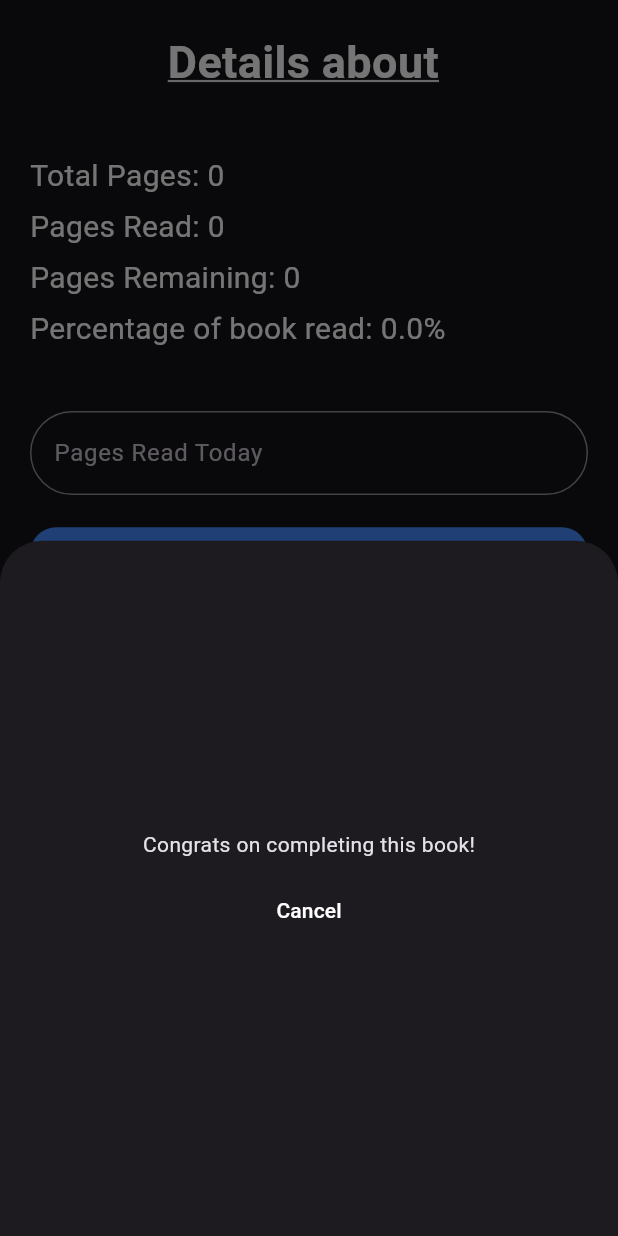
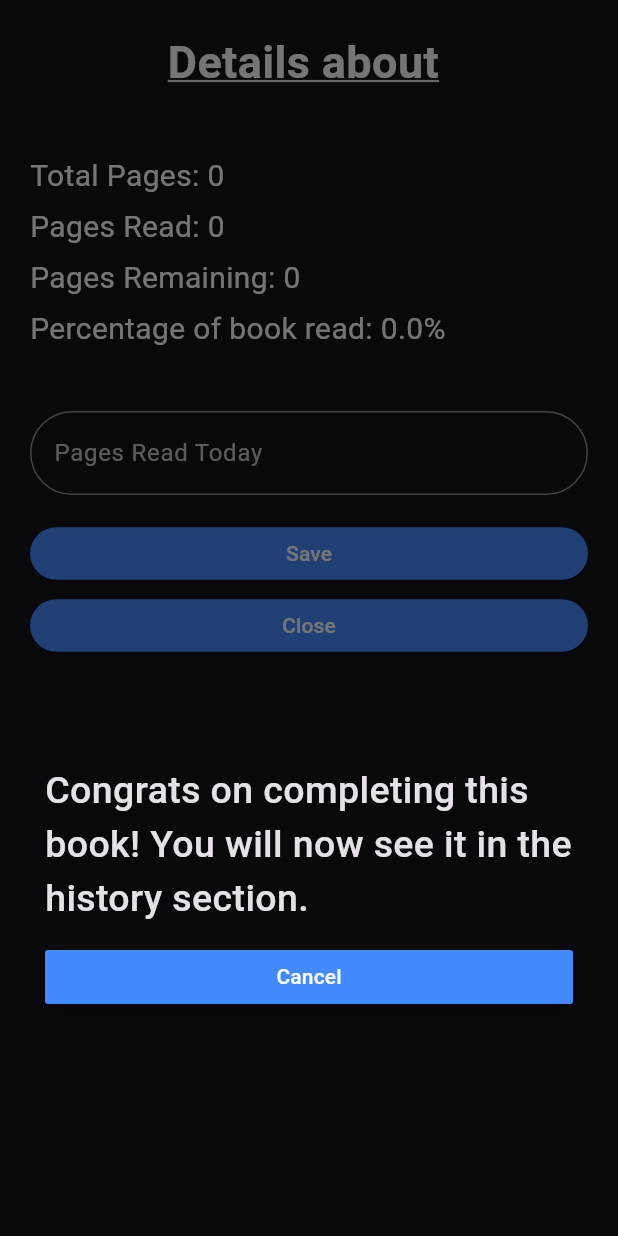
Before and after one commit to AtishayCoder/Book-Management, a Flutter app: the BookDetails screen opened directly with empty values, after a tap on "Save", on a phone screen of 412 x 824 dp. Run offline on Flutter 3.47's test engine with Material 3 defaults, Android fonts, the phone set to English and light mode, and no system bars; our stand-ins replace get, rflutter_alert, shared_preferences; missing offline and left inert: change_case, modal_progress_hud_alt; accounts and stored records are empty.

Commit message:
Added completed books management

```diff
--- a/lib/screens/book_details.dart
+++ b/lib/screens/book_details.dart
@@ -118,7 +118,11 @@ class _BookDetailsState extends State<BookDetails> {
                       ),
                     ),
                     onChanged: (val) {
+                      try {
                         pagesReadToday = int.parse(val);
+                      } catch (e) {
+                        pagesReadToday = 0;
+                      }
                     },
                   ),
                   SizedBox(height: 15),
@@ -126,6 +130,7 @@ class _BookDetailsState extends State<BookDetails> {
                     builder: (context) {
                       return MaterialButton(
                         onPressed: () async {
+                          FocusManager.instance.primaryFocus?.unfocus();
                           setState(() {
                             controller = true;
                           });
@@ -146,22 +151,26 @@ class _BookDetailsState extends State<BookDetails> {
                             );
                           }
                           pagesRead += pagesReadToday;
+                          print(pagesRead);
                           if (pagesRead >= widget.totalPages) {
-                            showModalBottomSheet(
-                              context: context.mounted ? context : context,
-                              builder:
-                                  (context) => Padding(
-                                    padding: const EdgeInsets.all(20.0),
+                            print("Showing bottom sheet.");
+                            Get.bottomSheet(
+                              Padding(
+                                padding: const EdgeInsets.all(30.0),
                                 child: Center(
                                   child: Column(
-                                        mainAxisAlignment:
-                                            MainAxisAlignment.center,
+                                    mainAxisAlignment: MainAxisAlignment.center,
                                     children: [
                                       Text(
-                                            "Congrats on completing this book!",
+                                        "Congrats on completing this book! You will now see it in the history section.",
+                                        style: TextStyle(
+                                          fontSize: 25,
+                                          fontWeight: FontWeight.w500,
+                                        ),
                                       ),
                                       SizedBox(height: 10),
                                       MaterialButton(
+                                        color: Colors.blueAccent,
                                         onPressed: () async {
                                           Get.back();
                                           setState(() {
@@ -210,8 +219,16 @@ class _BookDetailsState extends State<BookDetails> {
                                   ),
                                 ),
                               ),
+                              ignoreSafeArea: false,
+                              shape: RoundedRectangleBorder(
+                                borderRadius: BorderRadius.only(
+                                  topLeft: Radius.circular(30.0),
+                                  topRight: Radius.circular(30.0),
+                                ),
+                              ),
                             );
                           } else {
+                            print("Book incomplete. Adding vals.");
                             pagesRemaining = widget.totalPages - pagesRead;
                             percentComplete = double.parse(
                               ((pagesRead / widget.totalPages) * 100)
```
Also changed, not shown: lib/screens/history.dart (+6 -5 lines). Lines whose indentation alone changed are shown as unchanged.
